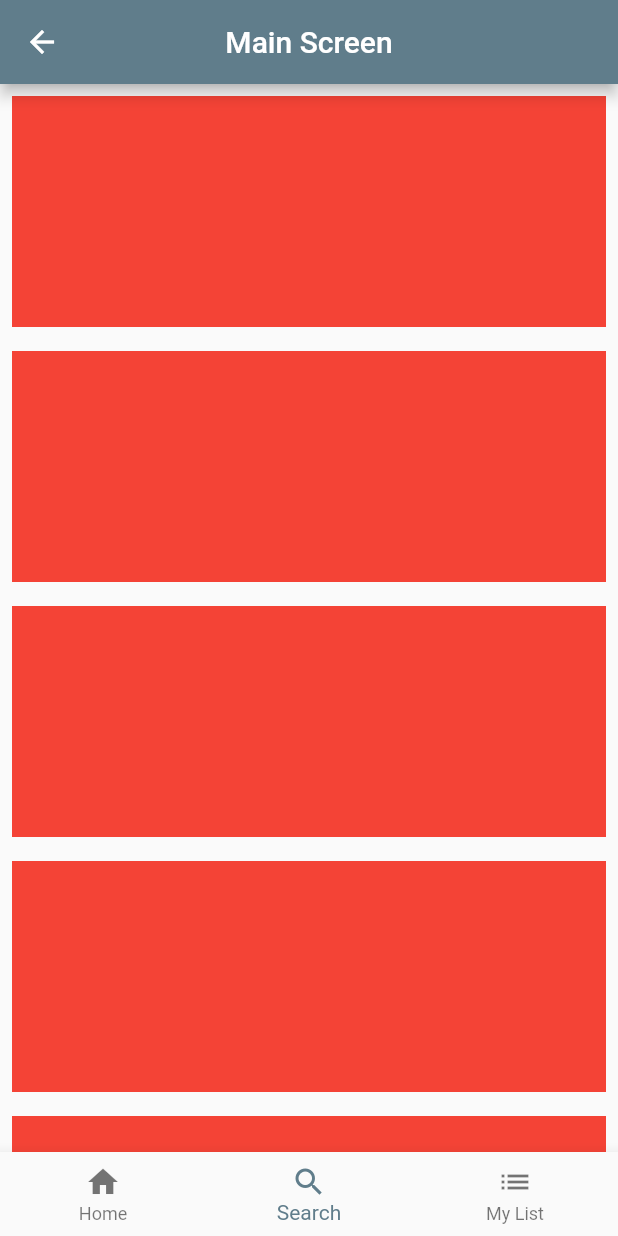
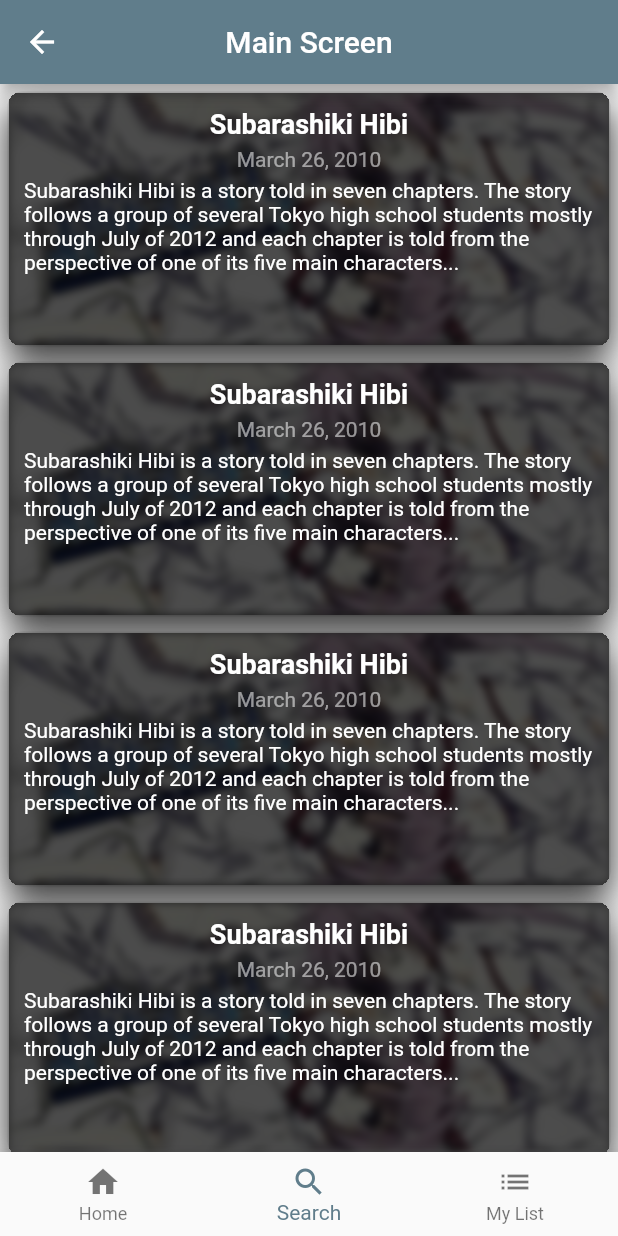
Before and after one commit to CrudeCod/vndb, a Flutter app: the MainScreenWidget screen opened by its route, item 2 of the bottom bar chosen, on a phone screen of 412 x 824 dp. Run offline on Flutter 3.47's test engine with Material 2 defaults, Android fonts, the phone set to English and light mode, and no system bars.

Commit message:
made a VN card mockup

```diff
--- a/lib/widgets/auth/login.dart
+++ b/lib/widgets/auth/login.dart
@@ -1,4 +1,3 @@
-
 import 'package:flutter/material.dart';
 
 import '../main_screen/main_screen.dart';
@@ -32,19 +31,18 @@ class _LoginFields extends StatefulWidget {
 }
 
 class _LoginFieldsState extends State<_LoginFields> {
-  final _loginTextController = TextEditingController(
-  );
-  final _passwordTextController = TextEditingController();
+  final _loginTextController = TextEditingController(text: 'admin');
+  final _passwordTextController = TextEditingController(text: 'admin');
   final _loginFocusNode = FocusNode();
   final _passwordFocusNode = FocusNode();
   String errorText = '';
 
-  void _auth(){
-    if(_loginTextController.text == 'admin' && _passwordTextController.text == 'admin'){
+  void _auth() {
+    if (_loginTextController.text == 'admin' &&
+        _passwordTextController.text == 'admin') {
       errorText = 'Logged in!';
       Navigator.of(context).pushReplacementNamed('/main_screen');
-    }
-    else {
+    } else {
       errorText = 'Wrong login or password!';
     }
     setState(() {});
@@ -54,32 +52,35 @@ class _LoginFieldsState extends State<_LoginFields> {
   Widget build(BuildContext context) {
     errorText = this.errorText;
     final inputDecoration = InputDecoration(
-      isCollapsed: true,
-      border: OutlineInputBorder(
+        isCollapsed: true,
+        border: OutlineInputBorder(
           borderSide: BorderSide(color: Colors.grey, width: 3),
           borderRadius: BorderRadius.circular(7.0),
-      ),
-      focusColor: Colors.blue,
-      contentPadding: EdgeInsets.symmetric(vertical: 10, horizontal: 10)
-    );
+        ),
+        focusColor: Colors.blue,
+        contentPadding: EdgeInsets.symmetric(vertical: 10, horizontal: 10));
 
     return Column(
       crossAxisAlignment: CrossAxisAlignment.start,
       children: [
-
         Text('Login'),
-        SizedBox(height: 15,),
+        SizedBox(
+          height: 15,
+        ),
         TextField(
           decoration: inputDecoration,
           obscureText: false,
           controller: _loginTextController,
           focusNode: _loginFocusNode,
           textInputAction: TextInputAction.next,
-
         ),
-        SizedBox(height: 15,),
+        SizedBox(
+          height: 15,
+        ),
         Text('Password'),
-        SizedBox(height: 15,),
+        SizedBox(
+          height: 15,
+        ),
         TextField(
           decoration: inputDecoration,
           obscureText: true,
@@ -88,16 +89,25 @@ class _LoginFieldsState extends State<_LoginFields> {
           textInputAction: TextInputAction.done,
           onEditingComplete: _auth,
         ),
-        SizedBox(height: 15,),
+        SizedBox(
+          height: 15,
+        ),
         Row(
           children: [
-            ElevatedButton(onPressed: _auth, child: Text('Login'),),
-            SizedBox(width: 20,),
-            TextButton(onPressed: () {}, child: Text('Reset password'),)
+            ElevatedButton(
+              onPressed: _auth,
+              child: Text('Login'),
+            ),
+            SizedBox(
+              width: 20,
+            ),
+            TextButton(
+              onPressed: () {},
+              child: Text('Reset password'),
+            )
           ],
         ),
         Text(errorText),
-
       ],
     );
   }
--- a/lib/widgets/main_screen/main_screen.dart
+++ b/lib/widgets/main_screen/main_screen.dart
@@ -17,7 +17,7 @@ class _MainScreenWidgetState extends State<MainScreenWidget> {
   }
 
   final List<Widget> widgetList = [
-    Text('Home'),
+    Image(image: AssetImage('images/sample.jpg')),
     SearchWidget(),
     Text('My List')
   ];
--- a/lib/widgets/vn_search/search_widget.dart
+++ b/lib/widgets/vn_search/search_widget.dart
@@ -1,4 +1,5 @@
 import 'package:flutter/material.dart';
+import 'package:vndb/widgets/vn_search/vn_card_widget.dart';
 
 class SearchWidget extends StatelessWidget {
   const SearchWidget({Key? key}) : super(key: key);
@@ -7,13 +8,11 @@ class SearchWidget extends StatelessWidget {
   Widget build(BuildContext context) {
     return ListView.builder(
       itemCount: 10,
-      itemExtent: 170,
+      itemExtent: 180,
       itemBuilder: (BuildContext context, int index) {
         return Padding(
-          padding: const EdgeInsets.all(8.0),
-          child: Container(
-            color: Colors.red,
-          ),
+          padding: const EdgeInsets.symmetric(horizontal: 5, vertical: 5),
+          child: CardWidget(),
         );
       },
     );
--- a/lib/widgets/vn_search/vn_card_widget.dart
+++ b/lib/widgets/vn_search/vn_card_widget.dart
@@ -1,10 +1,81 @@
 import 'package:flutter/material.dart';
+import 'dart:ui';
 
 class CardWidget extends StatelessWidget {
   const CardWidget({Key? key}) : super(key: key);
 
   @override
   Widget build(BuildContext context) {
-    return Container();
+    return Container(
+      clipBehavior: Clip.hardEdge,
+      padding: EdgeInsets.symmetric(horizontal: 0, vertical: 0),
+      decoration: BoxDecoration(
+        //color: Colors.white,
+        border: Border.all(color: Colors.black.withOpacity(0.1)),
+        borderRadius: BorderRadius.all(Radius.circular(10)),
+        boxShadow: [
+          BoxShadow(
+            color: Colors.black.withAlpha(200),
+            offset: Offset(0, 10),
+            blurRadius: 20.0,
+          )
+        ],
+      ),
+      child: Stack(
+        fit: StackFit.expand,
+        children: [
+          Image.asset(
+            'images/sample.jpg',
+            fit: BoxFit.cover,
+          ),
+          ClipRRect(
+            clipBehavior: Clip.hardEdge,
+            child: BackdropFilter(
+              filter: ImageFilter.blur(sigmaX: 3, sigmaY: 3),
+              child: Container(
+                color: Colors.black.withOpacity(0.7),
+                alignment: Alignment.center,
+                padding: EdgeInsets.symmetric(horizontal: 10, vertical: 5),
+                child: Column(
+                  children: [
+                    SizedBox(
+                      height: 5,
+                    ),
+                    Text(
+                      'Subarashiki Hibi',
+                      style: TextStyle(
+                          fontWeight: FontWeight.bold,
+                          color: Colors.white,
+                          fontSize: 18),
+                    ),
+                    SizedBox(
+                      height: 5,
+                    ),
+                    Text(
+                      'March 26, 2010',
+                      style: TextStyle(
+                          fontWeight: FontWeight.normal,
+                          color: Colors.white54,
+                          fontSize: 14),
+                    ),
+                    SizedBox(
+                      height: 5,
+                    ),
+                    Text(
+                      'Subarashiki Hibi is a story told in seven chapters. The story follows a group of several Tokyo high school students mostly through July of 2012 and each chapter is told from the perspective of one of its five main characters...',
+                      maxLines: 5,
+                      style: TextStyle(
+                          fontWeight: FontWeight.normal,
+                          color: Colors.white,
+                          fontSize: 14),
+                    ),
+                  ],
+                ),
+              ),
+            ),
+          ),
+        ],
+      ),
+    );
   }
 }
--- a/pubspec.yaml
+++ b/pubspec.yaml
@@ -58,9 +58,8 @@ flutter:
   uses-material-design: true
 
   # To add assets to your application, add an assets section, like this:
-  # assets:
-  #   - images/a_dot_burr.jpeg
-  #   - images/a_dot_ham.jpeg
+  assets:
+      - images/sample.jpg
 
   # An image asset can refer to one or more resolution-specific "variants", see
   # https://flutter.dev/assets-and-images/#resolution-aware.
```
Also changed, not shown: images/sample.jpg (added).
